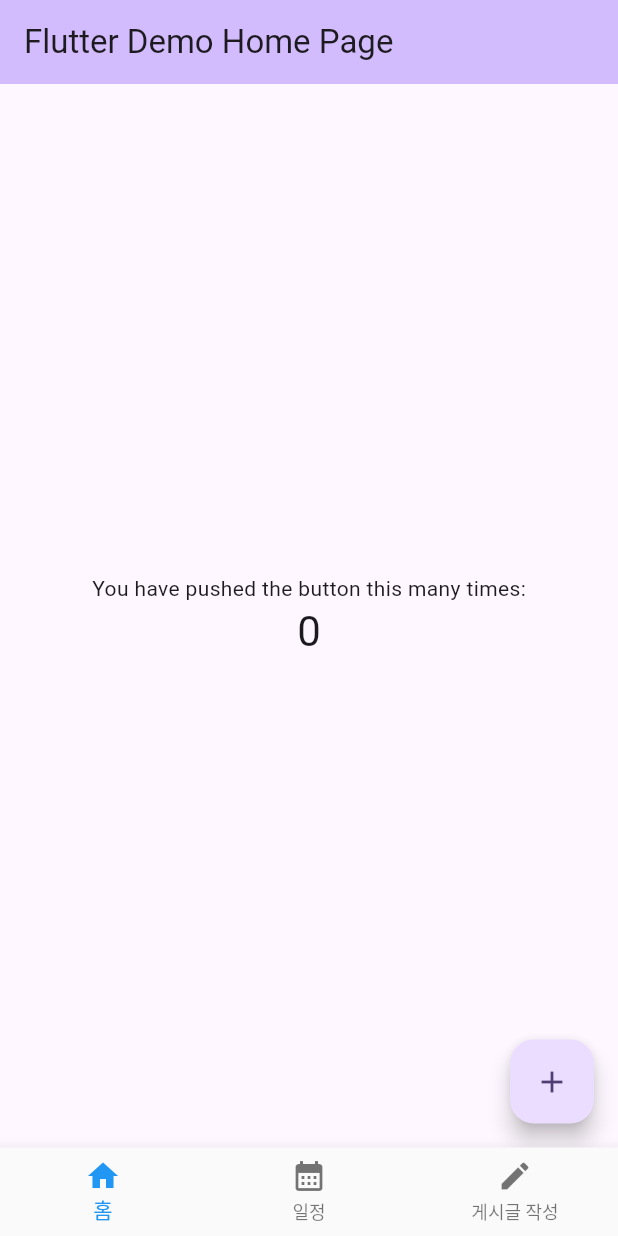
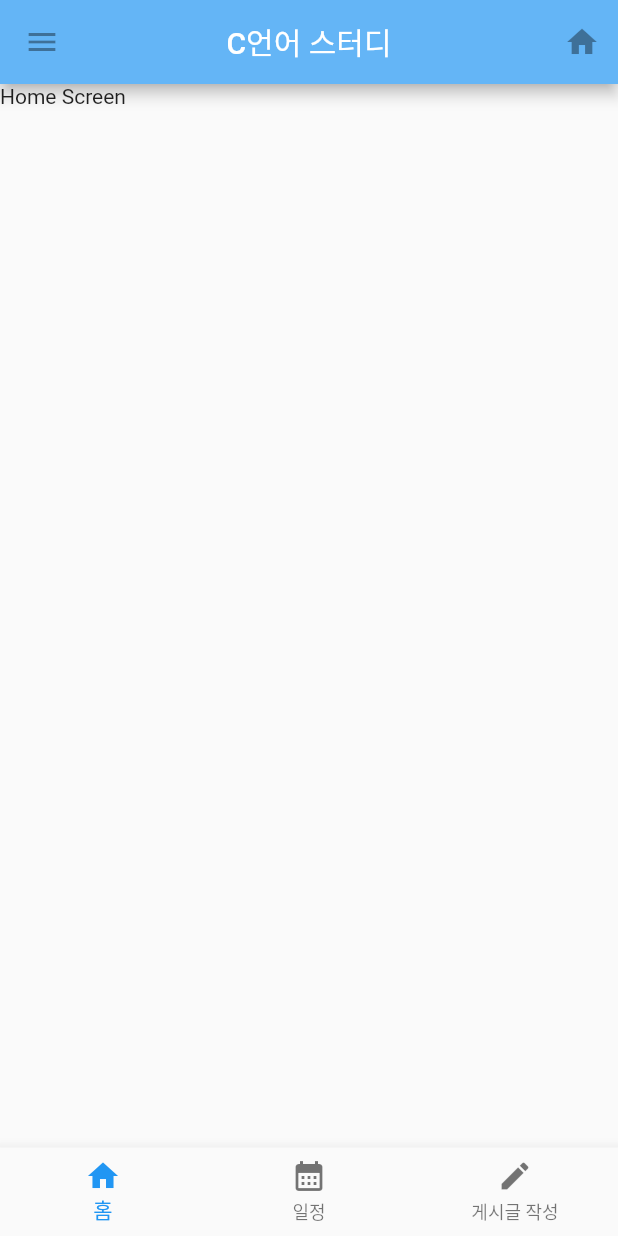
Before and after one commit to Parkeun12/Capston_project, a Flutter app: the screen it shows after launch, on a phone screen of 412 x 824 dp. Run offline on Flutter 3.47's test engine with Material 2 defaults, Android fonts, the phone set to English and light mode, and no system bars; our stand-ins replace table_calendar.

Commit message:
App_bar 1

```diff
--- a/lib/navigation_screen.dart
+++ b/lib/navigation_screen.dart
@@ -1,6 +1,6 @@
 import 'package:flutter/material.dart';
 import 'package:capston_project/screen/home_screen.dart';
-import 'package:capston_project/screen/settings_screen.dart';
+import 'package:capston_project/screen/edit_screen.dart';
 import 'package:capston_project/screen/calendar_screen.dart';
 
 class RootScreen extends StatefulWidget {
@@ -42,7 +42,7 @@
 
   List<Widget> rendChildren(){
     return [
-      SettingsScreen(number: number),
+      MainScreen(number: number),
       HomeScreen(number: number),
       Edit(number: number),
     ];
--- /dev/null
+++ b/lib/screen/edit_screen.dart
@@ -0,0 +1,123 @@
+import 'package:flutter/material.dart';
+
+class Edit extends StatelessWidget {
+  final int number;
+  const Edit({
+    required this.number,
+    Key? key}) : super(key: key);
+  // This widget is the root of your application.
+  @override
+  Widget build(BuildContext context) {
+    return MaterialApp(
+      title: 'Flutter Demo',
+      theme: ThemeData(
+        // This is the theme of your application.
+        //
+        // TRY THIS: Try running your application with "flutter run". You'll see
+        // the application has a blue toolbar. Then, without quitting the app,
+        // try changing the seedColor in the colorScheme below to Colors.green
+        // and then invoke "hot reload" (save your changes or press the "hot
+        // reload" button in a Flutter-supported IDE, or press "r" if you used
+        // the command line to start the app).
+        //
+        // Notice that the counter didn't reset back to zero; the application
+        // state is not lost during the reload. To reset the state, use hot
+        // restart instead.
+        //
+        // This works for code too, not just values: Most code changes can be
+        // tested with just a hot reload.
+        colorScheme: ColorScheme.fromSeed(seedColor: Colors.deepPurple),
+        useMaterial3: true,
+      ),
+      home: const MyHomePage(title: 'Flutter Demo Home Page'),
+    );
+  }
+}
+
+class MyHomePage extends StatefulWidget {
+  const MyHomePage({super.key, required this.title});
+
+  // This widget is the home page of your application. It is stateful, meaning
+  // that it has a State object (defined below) that contains fields that affect
+  // how it looks.
+
+  // This class is the configuration for the state. It holds the values (in this
+  // case the title) provided by the parent (in this case the App widget) and
+  // used by the build method of the State. Fields in a Widget subclass are
+  // always marked "final".
+
+  final String title;
+
+  @override
+  State<MyHomePage> createState() => _MyHomePageState();
+}
+
+class _MyHomePageState extends State<MyHomePage> {
+  int _counter = 0;
+
+  void _incrementCounter() {
+    setState(() {
+      // This call to setState tells the Flutter framework that something has
+      // changed in this State, which causes it to rerun the build method below
+      // so that the display can reflect the updated values. If we changed
+      // _counter without calling setState(), then the build method would not be
+      // called again, and so nothing would appear to happen.
+      _counter++;
+    });
+  }
+
+  @override
+  Widget build(BuildContext context) {
+    // This method is rerun every time setState is called, for instance as done
+    // by the _incrementCounter method above.
+    //
+    // The Flutter framework has been optimized to make rerunning build methods
+    // fast, so that you can just rebuild anything that needs updating rather
+    // than having to individually change instances of widgets.
+    return Scaffold(
+      appBar: AppBar(
+        // TRY THIS: Try changing the color here to a specific color (to
+        // Colors.amber, perhaps?) and trigger a hot reload to see the AppBar
+        // change color while the other colors stay the same.
+        backgroundColor: Theme.of(context).colorScheme.inversePrimary,
+        // Here we take the value from the MyHomePage object that was created by
+        // the App.build method, and use it to set our appbar title.
+        title: Text(widget.title),
+      ),
+      body: Center(
+        // Center is a layout widget. It takes a single child and positions it
+        // in the middle of the parent.
+        child: Column(
+          // Column is also a layout widget. It takes a list of children and
+          // arranges them vertically. By default, it sizes itself to fit its
+          // children horizontally, and tries to be as tall as its parent.
+          //
+          // Column has various properties to control how it sizes itself and
+          // how it positions its children. Here we use mainAxisAlignment to
+          // center the children vertically; the main axis here is the vertical
+          // axis because Columns are vertical (the cross axis would be
+          // horizontal).
+          //
+          // TRY THIS: Invoke "debug painting" (choose the "Toggle Debug Paint"
+          // action in the IDE, or press "p" in the console), to see the
+          // wireframe for each widget.
+          mainAxisAlignment: MainAxisAlignment.center,
+          children: <Widget>[
+            const Text(
+              'You have pushed the button this many times:',
+            ),
+            Text(
+              '$_counter',
+              style: Theme.of(context).textTheme.headlineMedium,
+            ),
+          ],
+        ),
+      ),
+      floatingActionButton: FloatingActionButton(
+        onPressed: _incrementCounter,
+        tooltip: 'Increment',
+        child: const Icon(Icons.add),
+      ), // This trailing comma makes auto-formatting nicer for build methods.
+    );
+  }
+}
--- a/lib/screen/home_screen.dart
+++ b/lib/screen/home_screen.dart
@@ -1,123 +1,30 @@
+import 'package:capston_project/const/colors.dart';
 import 'package:flutter/material.dart';
 
-class Edit extends StatelessWidget {
+class MainScreen extends StatelessWidget {
   final int number;
-  const Edit({
+
+  const MainScreen({
     required this.number,
     Key? key}) : super(key: key);
+
   // This widget is the root of your application.
   @override
   Widget build(BuildContext context) {
-    return MaterialApp(
-      title: 'Flutter Demo',
-      theme: ThemeData(
-        // This is the theme of your application.
-        //
-        // TRY THIS: Try running your application with "flutter run". You'll see
-        // the application has a blue toolbar. Then, without quitting the app,
-        // try changing the seedColor in the colorScheme below to Colors.green
-        // and then invoke "hot reload" (save your changes or press the "hot
-        // reload" button in a Flutter-supported IDE, or press "r" if you used
-        // the command line to start the app).
-        //
-        // Notice that the counter didn't reset back to zero; the application
-        // state is not lost during the reload. To reset the state, use hot
-        // restart instead.
-        //
-        // This works for code too, not just values: Most code changes can be
-        // tested with just a hot reload.
-        colorScheme: ColorScheme.fromSeed(seedColor: Colors.deepPurple),
-        useMaterial3: true,
+    return Scaffold(
+      appBar: AppBar(
+
+        backgroundColor: BLUE_COLOR,
+
+        title: Text('C언어 스터디'),
+
+        centerTitle: true,
+        leading: IconButton(icon: Icon(Icons.menu), onPressed: null),
+        actions: [
+          IconButton(icon: Icon(Icons.home), onPressed: null),
+        ],
       ),
-      home: const MyHomePage(title: 'Flutter Demo Home Page'),
+      body: Text('Home Screen'),
     );
   }
 }
-
-class MyHomePage extends StatefulWidget {
-  const MyHomePage({super.key, required this.title});
-
-  // This widget is the home page of your application. It is stateful, meaning
-  // that it has a State object (defined below) that contains fields that affect
-  // how it looks.
-
-  // This class is the configuration for the state. It holds the values (in this
-  // case the title) provided by the parent (in this case the App widget) and
-  // used by the build method of the State. Fields in a Widget subclass are
-  // always marked "final".
-
-  final String title;
-
-  @override
-  State<MyHomePage> createState() => _MyHomePageState();
-}
-
-class _MyHomePageState extends State<MyHomePage> {
-  int _counter = 0;
-
-  void _incrementCounter() {
-    setState(() {
-      // This call to setState tells the Flutter framework that something has
-      // changed in this State, which causes it to rerun the build method below
-      // so that the display can reflect the updated values. If we changed
-      // _counter without calling setState(), then the build method would not be
-      // called again, and so nothing would appear to happen.
-      _counter++;
-    });
-  }
-
-  @override
-  Widget build(BuildContext context) {
-    // This method is rerun every time setState is called, for instance as done
-    // by the _incrementCounter method above.
-    //
-    // The Flutter framework has been optimized to make rerunning build methods
-    // fast, so that you can just rebuild anything that needs updating rather
-    // than having to individually change instances of widgets.
-    return Scaffold(
-      appBar: AppBar(
-        // TRY THIS: Try changing the color here to a specific color (to
-        // Colors.amber, perhaps?) and trigger a hot reload to see the AppBar
-        // change color while the other colors stay the same.
-        backgroundColor: Theme.of(context).colorScheme.inversePrimary,
-        // Here we take the value from the MyHomePage object that was created by
-        // the App.build method, and use it to set our appbar title.
-        title: Text(widget.title),
-      ),
-      body: Center(
-        // Center is a layout widget. It takes a single child and positions it
-        // in the middle of the parent.
-        child: Column(
-          // Column is also a layout widget. It takes a list of children and
-          // arranges them vertically. By default, it sizes itself to fit its
-          // children horizontally, and tries to be as tall as its parent.
-          //
-          // Column has various properties to control how it sizes itself and
-          // how it positions its children. Here we use mainAxisAlignment to
-          // center the children vertically; the main axis here is the vertical
-          // axis because Columns are vertical (the cross axis would be
-          // horizontal).
-          //
-          // TRY THIS: Invoke "debug painting" (choose the "Toggle Debug Paint"
-          // action in the IDE, or press "p" in the console), to see the
-          // wireframe for each widget.
-          mainAxisAlignment: MainAxisAlignment.center,
-          children: <Widget>[
-            const Text(
-              'You have pushed the button this many times:',
-            ),
-            Text(
-              '$_counter',
-              style: Theme.of(context).textTheme.headlineMedium,
-            ),
-          ],
-        ),
-      ),
-      floatingActionButton: FloatingActionButton(
-        onPressed: _incrementCounter,
-        tooltip: 'Increment',
-        child: const Icon(Icons.add),
-      ), // This trailing comma makes auto-formatting nicer for build methods.
-    );
-  }
-}
--- a/lib/screen/settings_screen.dart
+++ /dev/null
@@ -1,123 +0,0 @@
-import 'package:flutter/material.dart';
-
-class SettingsScreen extends StatelessWidget {
-  final int number;
-  const SettingsScreen({
-    required this.number,
-    Key? key}) : super(key: key);
-  // This widget is the root of your application.
-  @override
-  Widget build(BuildContext context) {
-  return MaterialApp(
-  title: 'Flutter Demo',
-  theme: ThemeData(
-  // This is the theme of your application.
-  //
-  // TRY THIS: Try running your application with "flutter run". You'll see
-  // the application has a blue toolbar. Then, without quitting the app,
-  // try changing the seedColor in the colorScheme below to Colors.green
-  // and then invoke "hot reload" (save your changes or press the "hot
-  // reload" button in a Flutter-supported IDE, or press "r" if you used
-  // the command line to start the app).
-  //
-  // Notice that the counter didn't reset back to zero; the application
-  // state is not lost during the reload. To reset the state, use hot
-  // restart instead.
-  //
-  // This works for code too, not just values: Most code changes can be
-  // tested with just a hot reload.
-  colorScheme: ColorScheme.fromSeed(seedColor: Colors.deepPurple),
-  useMaterial3: true,
-  ),
-  home: const MyHomePage(title: 'Flutter Demo Home Page'),
-  );
-  }
-  }
-
-  class MyHomePage extends StatefulWidget {
-  const MyHomePage({super.key, required this.title});
-
-  // This widget is the home page of your application. It is stateful, meaning
-  // that it has a State object (defined below) that contains fields that affect
-  // how it looks.
-
-  // This class is the configuration for the state. It holds the values (in this
-  // case the title) provided by the parent (in this case the App widget) and
-  // used by the build method of the State. Fields in a Widget subclass are
-  // always marked "final".
-
-  final String title;
-
-  @override
-  State<MyHomePage> createState() => _MyHomePageState();
-  }
-
-  class _MyHomePageState extends State<MyHomePage> {
-  int _counter = 0;
-
-  void _incrementCounter() {
-  setState(() {
-  // This call to setState tells the Flutter framework that something has
-  // changed in this State, which causes it to rerun the build method below
-  // so that the display can reflect the updated values. If we changed
-  // _counter without calling setState(), then the build method would not be
-  // called again, and so nothing would appear to happen.
-  _counter++;
-  });
-  }
-
-  @override
-  Widget build(BuildContext context) {
-  // This method is rerun every time setState is called, for instance as done
-  // by the _incrementCounter method above.
-  //
-  // The Flutter framework has been optimized to make rerunning build methods
-  // fast, so that you can just rebuild anything that needs updating rather
-  // than having to individually change instances of widgets.
-  return Scaffold(
-  appBar: AppBar(
-  // TRY THIS: Try changing the color here to a specific color (to
-  // Colors.amber, perhaps?) and trigger a hot reload to see the AppBar
-  // change color while the other colors stay the same.
-  backgroundColor: Theme.of(context).colorScheme.inversePrimary,
-  // Here we take the value from the MyHomePage object that was created by
-  // the App.build method, and use it to set our appbar title.
-  title: Text(widget.title),
-  ),
-  body: Center(
-  // Center is a layout widget. It takes a single child and positions it
-  // in the middle of the parent.
-  child: Column(
-  // Column is also a layout widget. It takes a list of children and
-  // arranges them vertically. By default, it sizes itself to fit its
-  // children horizontally, and tries to be as tall as its parent.
-  //
-  // Column has various properties to control how it sizes itself and
-  // how it positions its children. Here we use mainAxisAlignment to
-  // center the children vertically; the main axis here is the vertical
-  // axis because Columns are vertical (the cross axis would be
-  // horizontal).
-  //
-  // TRY THIS: Invoke "debug painting" (choose the "Toggle Debug Paint"
-  // action in the IDE, or press "p" in the console), to see the
-  // wireframe for each widget.
-  mainAxisAlignment: MainAxisAlignment.center,
-  children: <Widget>[
-  const Text(
-  'You have pushed the button this many times:',
-  ),
-  Text(
-  '$_counter',
-  style: Theme.of(context).textTheme.headlineMedium,
-  ),
-  ],
-  ),
-  ),
-  floatingActionButton: FloatingActionButton(
-  onPressed: _incrementCounter,
-  tooltip: 'Increment',
-  child: const Icon(Icons.add),
-  ), // This trailing comma makes auto-formatting nicer for build methods.
-  );
-  }
-  }
--- a/pubspec.yaml
+++ b/pubspec.yaml
@@ -35,6 +35,9 @@
   build_runner: 2.2.0
   #ㅡㅡ
 
+  #웹뷰
+  webview_flutter: 3.0.4
+  #ㅡㅡ
   flutter_lints: ^2.0.0
 
 flutter:
```
Also changed, not shown: pubspec.lock.
